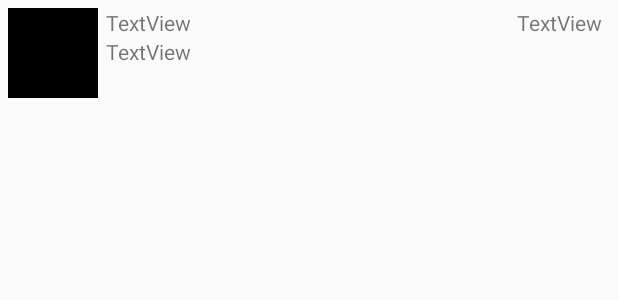
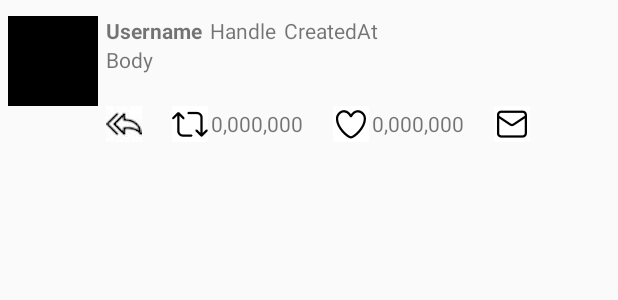
Before and after one commit to yemilyz/Twitter, an Android app: the layout item_tweet.xml on its own in the app's theme, with its tools: preview values and no code run, on a phone screen of 412 x 824 dp. Shown: the top 300 px of the screen. Run offline under Robolectric (Android 15) with nearby library versions, the phone set to English and light mode, and no system bars.

Commit message:
Added buttons, counters and details page

```diff
--- a/app/build.gradle
+++ b/app/build.gradle
@@ -39,6 +39,7 @@ dependencies {
     annotationProcessor "com.github.Raizlabs.DBFlow:dbflow-processor:${dbflow_version}"
     compile "com.github.Raizlabs.DBFlow:dbflow-core:${dbflow_version}"
     compile "com.github.Raizlabs.DBFlow:dbflow:${dbflow_version}"
+
     compile 'com.codepath.libraries:android-oauth-handler:1.2.5'
     compile 'org.parceler:parceler-api:1.1.6'
     compile 'com.android.support:appcompat-v7:25.3.1'
@@ -49,5 +50,4 @@ dependencies {
     compile 'com.android.support.constraint:constraint-layout:1.0.2'
     compile 'com.android.support:recyclerview-v7:25.3.1'
     annotationProcessor 'org.parceler:parceler:1.1.6'
-
 }
--- a/app/src/main/AndroidManifest.xml
+++ b/app/src/main/AndroidManifest.xml
@@ -34,7 +34,8 @@
             </intent-filter>
         </activity>
         <activity android:name=".TimelineActivity" />
-        <activity android:name=".ComposeActivity"></activity>
+        <activity android:name=".ComposeActivity" />
+        <activity android:name=".TweetDetailsActivity"></activity>
     </application>
 
 </manifest>
--- a/app/src/main/java/com/codepath/apps/restclienttemplate/models/Tweet.java
+++ b/app/src/main/java/com/codepath/apps/restclienttemplate/models/Tweet.java
@@ -17,6 +17,7 @@ public class Tweet {
     public User user;
     public String createdAt;
 
+
     public Tweet(){}
 
     //deserialize JSON
@@ -31,4 +32,5 @@ public class Tweet {
         return tweet;
     }
 
+
 }
--- a/app/src/main/res/layout/item_tweet.xml
+++ b/app/src/main/res/layout/item_tweet.xml
@@ -11,36 +11,116 @@
         android:layout_height="60dp"
         android:layout_alignParentStart="true"
         android:layout_alignParentTop="true"
-        app:srcCompat="@android:color/black" />
+        app:srcCompat="@android:color/black"
+        android:layout_marginTop="5dp"/>
 
     <TextView
         android:id="@+id/tvUserName"
         android:layout_width="wrap_content"
         android:layout_height="wrap_content"
+        android:text="Username"
         android:layout_alignParentTop="true"
-        android:layout_alignStart="@+id/tvBody"
-        android:text="TextView" />
+        android:layout_toEndOf="@+id/ivProfileImage"
+        android:layout_marginLeft="5dp"
+        android:textStyle="bold"
+        android:layout_marginTop="5dp"/>
 
     <TextView
         android:id="@+id/tvBody"
         android:layout_width="wrap_content"
         android:layout_height="wrap_content"
         android:layout_alignBottom="@+id/ivProfileImage"
-        android:layout_below="@+id/tvUserName"
+        android:layout_below="@+id/tvHandle"
         android:layout_marginLeft="5dp"
         android:layout_toEndOf="@+id/ivProfileImage"
-        android:text="TextView"
+        android:ellipsize="end"
         android:maxLines="2"
         android:minLines="1"
-        android:ellipsize="end"/>
+        android:text="Body" />
 
     <TextView
         android:id="@+id/tvCreatedAt"
         android:layout_width="wrap_content"
         android:layout_height="wrap_content"
-        android:layout_alignParentEnd="true"
-        android:layout_alignParentTop="true"
         android:layout_marginRight="5dp"
-        android:text="TextView" />
+        android:text="CreatedAt"
+        android:layout_alignBaseline="@+id/tvHandle"
+        android:layout_alignBottom="@+id/tvHandle"
+        android:layout_toEndOf="@+id/tvHandle"
+        android:layout_marginLeft="5dp"/>
+
+    <TextView
+        android:id="@+id/tvHandle"
+        android:layout_width="wrap_content"
+        android:layout_height="wrap_content"
+        android:layout_marginLeft="5dp"
+        android:text="Handle"
+        android:layout_toEndOf="@+id/tvUserName"
+        android:layout_marginTop="5dp"/>
+
+    <LinearLayout
+        android:layout_width="wrap_content"
+        android:layout_height="wrap_content"
+        android:gravity="center_horizontal"
+        android:orientation="horizontal"
+        android:id="@+id/linearLayout"
+        android:layout_below="@+id/tvBody"
+        android:layout_alignStart="@+id/tvBody">
+
+        <ImageButton
+            android:id="@+id/ibReply"
+            android:layout_width="wrap_content"
+            android:layout_height="wrap_content"
+            android:layout_alignTop="@+id/ibRetweet"
+            android:layout_toStartOf="@+id/ibRetweet"
+            app:srcCompat="@drawable/reply_button_stroke"
+            android:background="#ffffff"/>
+
+        <ImageButton
+            android:id="@+id/ibRetweet"
+            android:layout_width="wrap_content"
+            android:layout_height="wrap_content"
+            android:layout_alignBottom="@+id/tvBody"
+            android:layout_toStartOf="@+id/ibHeart"
+            app:srcCompat="@drawable/ic_vector_retweet_stroke"
+            android:layout_marginLeft="20dp"
+            android:background="#ffffff"/>
+
+        <TextView
+            android:id="@+id/tvRetweetCount"
+            android:layout_width="wrap_content"
+            android:layout_height="match_parent"
+            android:gravity="center_vertical"
+            android:layout_marginLeft="2dp"
+            android:text="0,000,000" />
+
+        <ImageButton
+            android:id="@+id/ibHeart"
+            android:layout_width="wrap_content"
+            android:layout_height="wrap_content"
+            android:layout_below="@+id/tvCreatedAt"
+            android:layout_toStartOf="@+id/linearLayout"
+            app:srcCompat="@drawable/ic_vector_heart_stroke"
+            android:layout_marginLeft="20dp"
+            android:background="#ffffff"
+            />
+
+        <TextView
+            android:id="@+id/tvFavoriteCount"
+            android:layout_width="wrap_content"
+            android:layout_height="match_parent"
+            android:layout_marginLeft="2dp"
+            android:text="0,000,000"
+            android:gravity="center_vertical"/>
+
+        <ImageButton
+            android:id="@+id/ibMessage"
+            android:layout_width="wrap_content"
+            android:layout_height="wrap_content"
+            android:src="@drawable/ic_vector_messages_stroke"
+            android:layout_marginLeft="20dp"
+            android:background="#ffffff"/>
+    </LinearLayout>
+
 
 </RelativeLayout>
```
Also changed, not shown: app/src/main/java/com/codepath/apps/restclienttemplate/TweetAdapter.java (+29 -4 lines), app/src/main/java/com/codepath/apps/restclienttemplate/TweetDetailsActivity.java (added, +73 -0 lines), app/src/main/java/com/codepath/apps/restclienttemplate/models/User.java (+13 -0 lines), app/src/main/res/layout/activity_tweet_details.xml (added, +123 -0 lines), app/src/main/res/drawable-hdpi/ic_vector_compose_dm.png (added), app/src/main/res/drawable-hdpi/ic_vector_heart.png (added), app/src/main/res/drawable-hdpi/ic_vector_heart_stroke.png (added), app/src/main/res/drawable-hdpi/ic_vector_messages.png (added), app/src/main/res/drawable-hdpi/ic_vector_messages_stroke.png (added), app/src/main/res/drawable-hdpi/ic_vector_retweet.png (added), app/src/main/res/drawable-hdpi/ic_vector_retweet_stroke.png (added), app/src/main/res/drawable-hdpi/reply_button.png (added), app/src/main/res/drawable-hdpi/reply_button_stroke.jpg (added), 2 other files.
